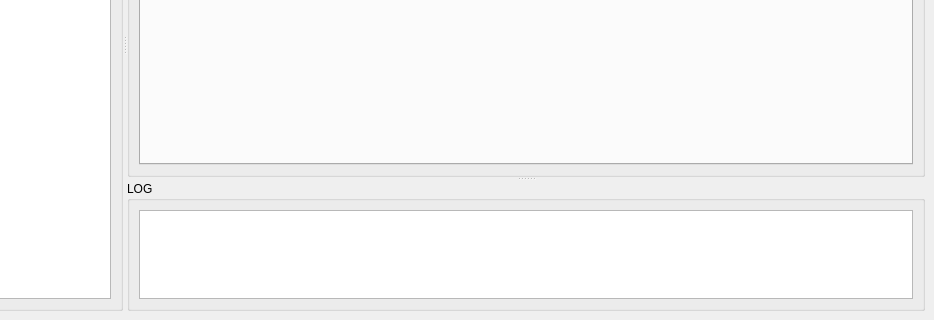
First picture: the form in xml_module_tab.ui, repository HuJingwen1211/MCISP, before the edit; both pictures show x 86 to 1020 and y 260 to 580 of the 1020 by 580 pixel window.
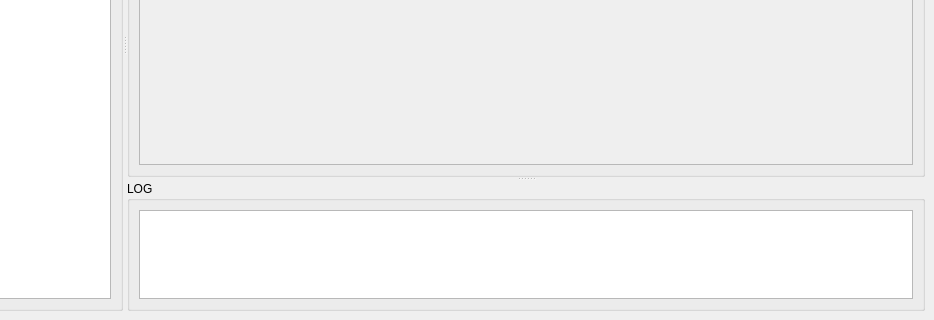
Second picture: the form after the edit. Icons and pictures are not drawn.

Commit message: feat: XML demo completed

Diff of the .ui file:
```diff
--- a/xml_module_tab.ui
+++ b/xml_module_tab.ui
@@ -90,13 +90,20 @@
         </property>
         <layout class="QGridLayout" name="gridLayout_4">
          <item row="0" column="0">
-          <widget class="QTabWidget" name="link_tab">
-           <property name="minimumSize">
-            <size>
-             <width>0</width>
-             <height>0</height>
-            </size>
+          <widget class="QScrollArea" name="scrollArea">
+           <property name="widgetResizable">
+            <bool>true</bool>
            </property>
+           <widget class="QWidget" name="scrollAreaWidgetContents">
+            <property name="geometry">
+             <rect>
+              <x>0</x>
+              <y>0</y>
+              <width>775</width>
+              <height>363</height>
+             </rect>
+            </property>
+           </widget>
           </widget>
          </item>
         </layout>
```
Left out of the diff: 8 changed lines with no effect on the pictures. The commit also changes 2 other files.
